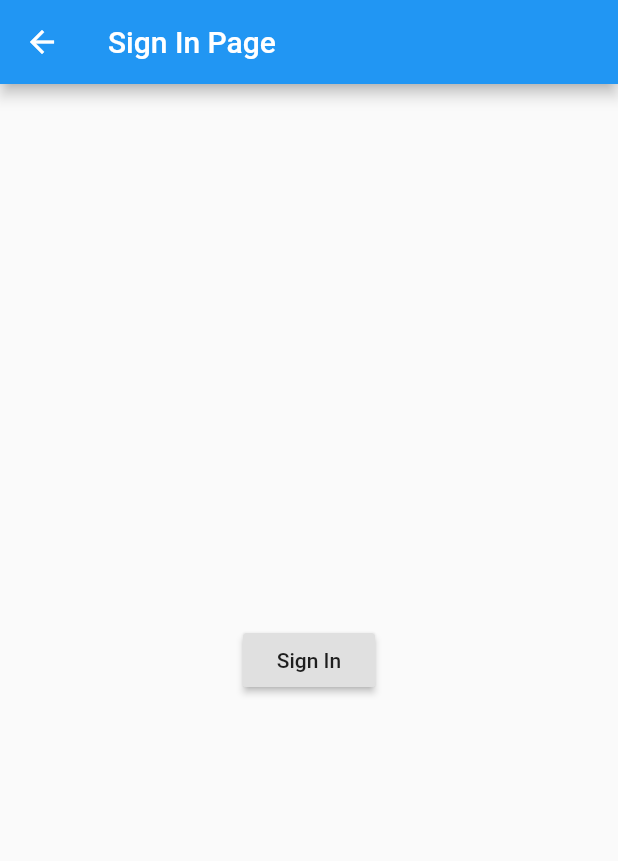
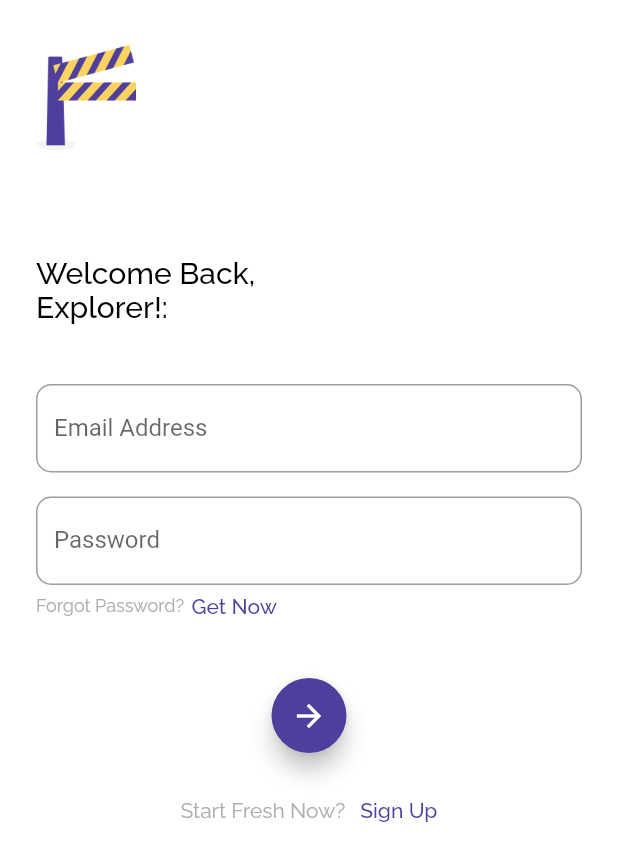
Before and after one commit to mahfuzon/Flutter-Booking-Bioskop, a Flutter app: the SignInPage screen opened directly, on a phone screen of 412 x 824 dp. Shown: the top 861 px of the screen. Run offline on Flutter 3.47's test engine with Material 2 defaults, Android fonts, the phone set to English and light mode, and no system bars; our stand-ins replace bloc, cloud_firestore, equatable, firebase_auth, flutter_bloc, google_fonts; accounts and stored records are empty.

Commit message:
Desain Login Page part 1

```diff
--- a/lib/bloc/blocs.dart
+++ b/lib/bloc/blocs.dart
@@ -1,2 +1,3 @@
 export 'page_bloc.dart';
 export 'user_bloc.dart';
+export 'theme_bloc.dart';
--- /dev/null
+++ b/lib/bloc/theme_bloc.dart
@@ -0,0 +1,22 @@
+import 'dart:async';
+
+import 'package:bloc/bloc.dart';
+import 'package:equatable/equatable.dart';
+import 'package:flutter/material.dart';
+
+part 'theme_event.dart';
+part 'theme_state.dart';
+
+class ThemeBloc extends Bloc<ThemeEvent, ThemeState> {
+  @override
+  ThemeState get initialState => ThemeState(ThemeData());
+
+  @override
+  Stream<ThemeState> mapEventToState(
+    ThemeEvent event,
+  ) async* {
+    if (event is ChangeTheme) {
+      yield ThemeState(event.themeData);
+    }
+  }
+}
--- /dev/null
+++ b/lib/bloc/theme_event.dart
@@ -0,0 +1,14 @@
+part of 'theme_bloc.dart';
+
+abstract class ThemeEvent extends Equatable {
+  const ThemeEvent();
+}
+
+class ChangeTheme extends ThemeEvent {
+  final ThemeData themeData;
+
+  const ChangeTheme(this.themeData);
+
+  @override
+  List<Object> get props => [themeData];
+}
--- /dev/null
+++ b/lib/bloc/theme_state.dart
@@ -0,0 +1,10 @@
+part of 'theme_bloc.dart';
+
+class ThemeState extends Equatable {
+  final ThemeData themeData;
+
+  ThemeState(this.themeData);
+
+  @override
+  List<Object> get props => [themeData];
+}
--- a/lib/main.dart
+++ b/lib/main.dart
@@ -1,4 +1,5 @@
 import 'package:flutix/bloc/blocs.dart';
+import 'package:flutix/bloc/theme_bloc.dart';
 import 'package:flutix/services/services.dart';
 import 'package:flutix/ui/pages/pages.dart';
 import 'package:flutter/material.dart';
@@ -18,10 +19,14 @@ class MyApp extends StatelessWidget {
         providers: [
           BlocProvider(create: (_) => PageBloc()),
           BlocProvider(create: (_) => UserBloc()),
+          BlocProvider(create: (_) => ThemeBloc()),
         ],
-        child: MaterialApp(
-          debugShowCheckedModeBanner: false,
-          home: Wrapper(),
+        child: BlocBuilder<ThemeBloc, ThemeState>(
+          builder: (_, themeState) => MaterialApp(
+            theme: themeState.themeData,
+            debugShowCheckedModeBanner: false,
+            home: Wrapper(),
+          ),
         ),
       ),
     );
--- a/lib/ui/pages/sign_in_page.dart
+++ b/lib/ui/pages/sign_in_page.dart
@@ -6,18 +6,107 @@ class SignInPage extends StatefulWidget {
 }
 
 class _SignInPageState extends State<SignInPage> {
+  TextEditingController emailController = TextEditingController();
+  TextEditingController passwordController = TextEditingController();
+
+  bool isEmailValid = false;
+  bool isPasswordValid = false;
+  bool isSignInIn = false;
   @override
   Widget build(BuildContext context) {
+    context
+        .bloc<ThemeBloc>()
+        .add(ChangeTheme(ThemeData().copyWith(primaryColor: accentColor2)));
     return Scaffold(
-      appBar: AppBar(
-        title: Text('Sign In Page'),
-      ),
-      body: Center(
-        child: RaisedButton(
-          child: Text('Sign In'),
-          onPressed: () async {
-            AuthServices.signIn('kakasi@gmail.com', '1234567');
-          },
+      backgroundColor: Colors.white,
+      body: Container(
+        padding: EdgeInsets.symmetric(horizontal: defaultMargin),
+        child: ListView(
+          children: [
+            Column(
+              mainAxisAlignment: MainAxisAlignment.center,
+              crossAxisAlignment: CrossAxisAlignment.start,
+              children: [
+                SizedBox(
+                  height: 30,
+                ),
+                Container(
+                  height: 70,
+                  child: Image(
+                    image: AssetImage('assets/logo.png'),
+                  ),
+                ),
+                Container(
+                  margin: EdgeInsets.only(top: 70, bottom: 40),
+                  child: Text(
+                    'Welcome Back,\nExplorer!:',
+                    style: blackTextFont.copyWith(fontSize: 20),
+                  ),
+                ),
+                TextField(
+                  controller: emailController,
+                  decoration: InputDecoration(
+                      border: OutlineInputBorder(
+                        borderRadius: BorderRadius.circular(10),
+                      ),
+                      labelText: "Email Address",
+                      hintText: "Email Address"),
+                ),
+                Padding(padding: EdgeInsets.only(bottom: 16)),
+                TextField(
+                  controller: passwordController,
+                  obscureText: true,
+                  decoration: InputDecoration(
+                      border: OutlineInputBorder(
+                        borderRadius: BorderRadius.circular(10),
+                      ),
+                      labelText: "Password",
+                      hintText: "Password"),
+                ),
+                Padding(padding: EdgeInsets.only(bottom: 6)),
+                Row(
+                  children: [
+                    Text(
+                      'Forgot Password?',
+                      style: greyTextFont.copyWith(
+                        fontSize: 12,
+                        fontWeight: FontWeight.w400,
+                      ),
+                    ),
+                    Padding(padding: EdgeInsets.only(right: 5)),
+                    Text('Get Now', style: purpleTextFont)
+                  ],
+                ),
+                Center(
+                  child: Container(
+                    width: 50,
+                    height: 50,
+                    margin: EdgeInsets.only(top: 40, bottom: 30),
+                    child: FloatingActionButton(
+                        child: Icon(
+                          Icons.arrow_forward,
+                        ),
+                        onPressed: () {},
+                        backgroundColor: mainColor),
+                  ),
+                ),
+                Row(
+                  mainAxisAlignment: MainAxisAlignment.center,
+                  children: [
+                    Text(
+                      'Start Fresh Now?',
+                      style: greyTextFont.copyWith(fontWeight: FontWeight.w400),
+                    ),
+                    Padding(padding: EdgeInsets.all(5)),
+                    Text(
+                      'Sign Up',
+                      style: purpleTextFont,
+                    ),
+                  ],
+                ),
+              ],
+            ),
+          ],
         ),
       ),
     );
```
